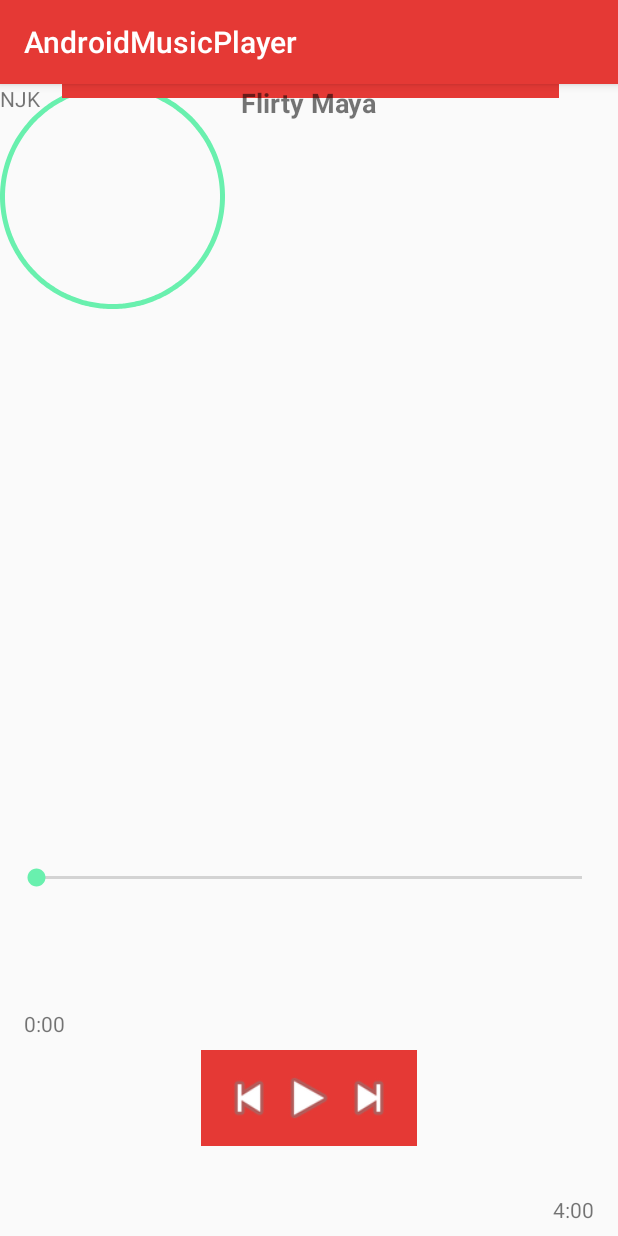
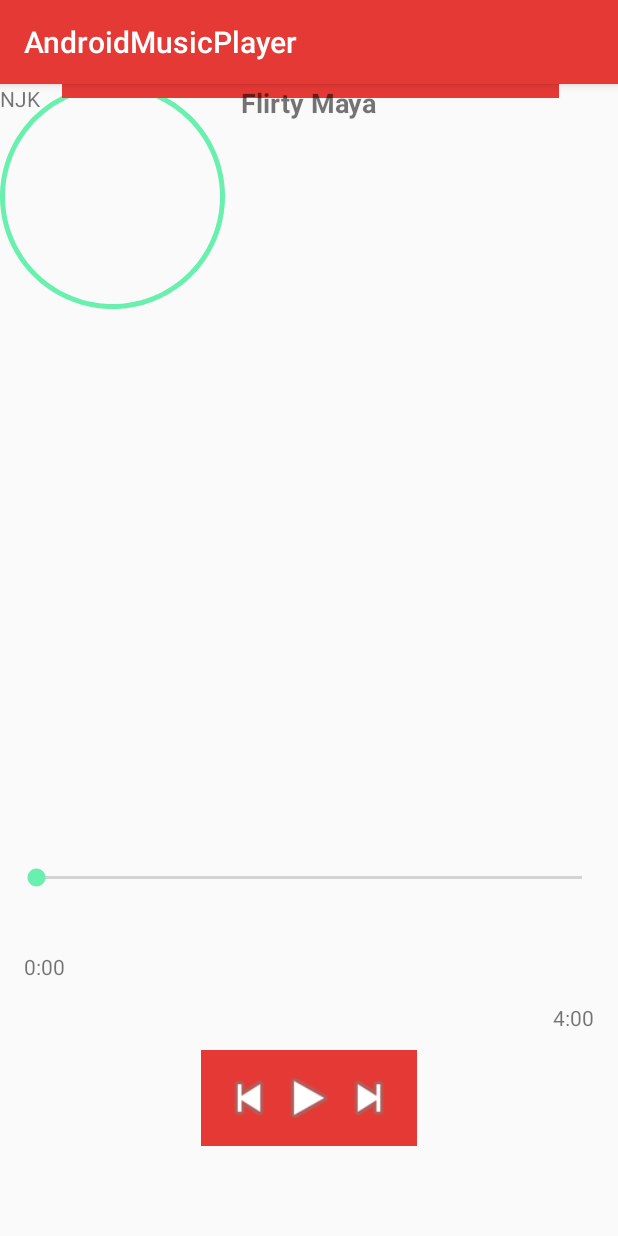
Before and after one commit to nepkoder/AndroidMusicPlayerApp, an Android app: the screen it shows after launch (MainActivity), on a phone screen of 412 x 824 dp. Run offline under Robolectric (Android 15) with nearby library versions, the phone set to English and light mode, and no system bars.

```diff
--- a/app/src/main/res/layout/activity_main.xml
+++ b/app/src/main/res/layout/activity_main.xml
@@ -75,19 +75,23 @@
         android:text="0:00"
         app:layout_constraintBottom_toBottomOf="parent"
         app:layout_constraintStart_toStartOf="parent"
-        app:layout_constraintTop_toBottomOf="@+id/seekBar2" />
+        app:layout_constraintTop_toBottomOf="@+id/mSeekbar" />
 
     <TextView
         android:id="@+id/rightTime"
         android:layout_width="wrap_content"
         android:layout_height="wrap_content"
-        android:layout_marginBottom="8dp"
+        android:layout_marginBottom="124dp"
         android:layout_marginEnd="16dp"
+        android:layout_marginStart="8dp"
+        android:layout_marginTop="8dp"
         android:text="4:00"
         app:layout_constraintBottom_toBottomOf="parent"
         app:layout_constraintEnd_toEndOf="parent"
-        app:layout_constraintTop_toBottomOf="@+id/seekBar2"
-        app:layout_constraintVertical_bias="0.0" />
+        app:layout_constraintHorizontal_bias="1.0"
+        app:layout_constraintStart_toStartOf="parent"
+        app:layout_constraintTop_toTopOf="parent"
+        app:layout_constraintVertical_bias="0.98" />
 
     <TableRow
         android:layout_width="wrap_content"
```
Also changed, not shown: app/src/main/java/nepkoder/player/androidmusic/androidmusicplayer/MainActivity.java (+20 -0 lines).
